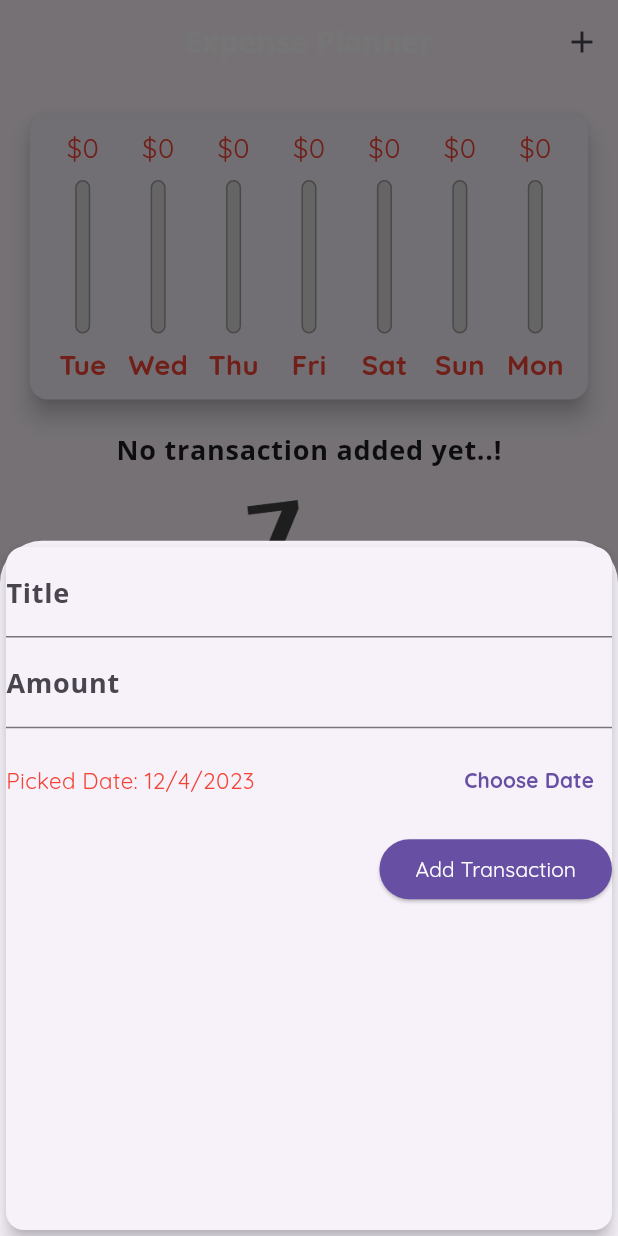
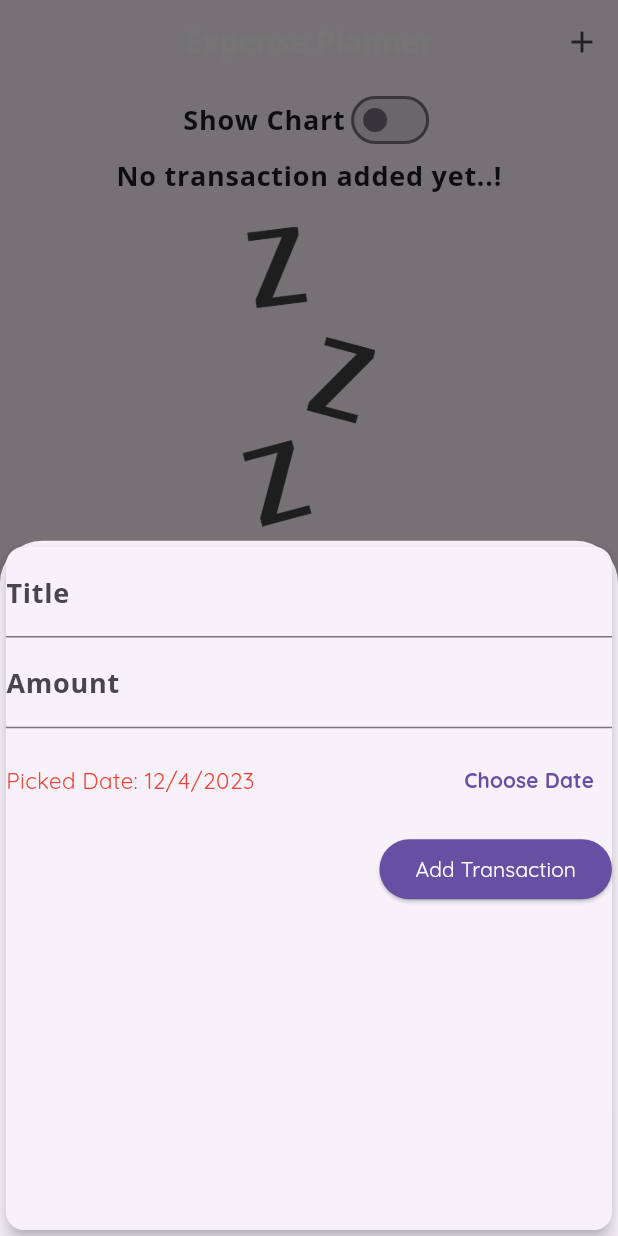
Before and after one commit to apikmeister/expense-app, a Flutter app: the screen it shows after launch, after a tap on the "add" icon, on a phone screen of 412 x 824 dp. Run offline on Flutter 3.47's test engine with Material 3 defaults, Android fonts, the phone set to English and light mode, and no system bars.

Commit message:
Add switch to show/hide chart

```diff
--- a/lib/main.dart
+++ b/lib/main.dart
@@ -117,6 +117,8 @@ class _MyHomePageState extends State {
     );
   }
 
+  bool _showChart = false;
+
   List<Transaction> get _recentTransactions {
     return _userTransactions.where((trx) {
       return trx.date.isAfter(
@@ -153,19 +155,39 @@ class _MyHomePageState extends State {
           // mainAxisAlignment: MainAxisAlignment.spaceAround,
           crossAxisAlignment: CrossAxisAlignment.stretch,
           children: <Widget>[
-            Container(
+            Row(
+              mainAxisAlignment: MainAxisAlignment.center,
+              children: [
+                Text(
+                  'Show Chart',
+                  style: Theme.of(context).textTheme.bodyLarge,
+                ),
+                Switch.adaptive(
+                  activeColor: Theme.of(context).colorScheme.secondary,
+                  value: _showChart,
+                  onChanged: (val) {
+                    setState(() {
+                      _showChart = val;
+                    });
+                  },
+                ),
+              ],
+            ),
+            _showChart
+                ? Container(
                     height: (MediaQuery.of(context).size.height -
                             appBar.preferredSize.height -
                             MediaQuery.of(context).padding.top) *
                         0.3,
                     child: Chart(_recentTransactions),
-            ),
-            Container(
+                  )
+                : Container(
                     height: (MediaQuery.of(context).size.height -
                             appBar.preferredSize.height -
                             MediaQuery.of(context).padding.top) *
                         0.7,
-              child: TransactionList(_userTransactions, _deleteTransaction),
+                    child:
+                        TransactionList(_userTransactions, _deleteTransaction),
                   ),
             // Chart(_recentTransaction),
             // TransactionList(_userTransactions, _deleteTransaction),
```
Lines whose indentation alone changed are shown as unchanged.
